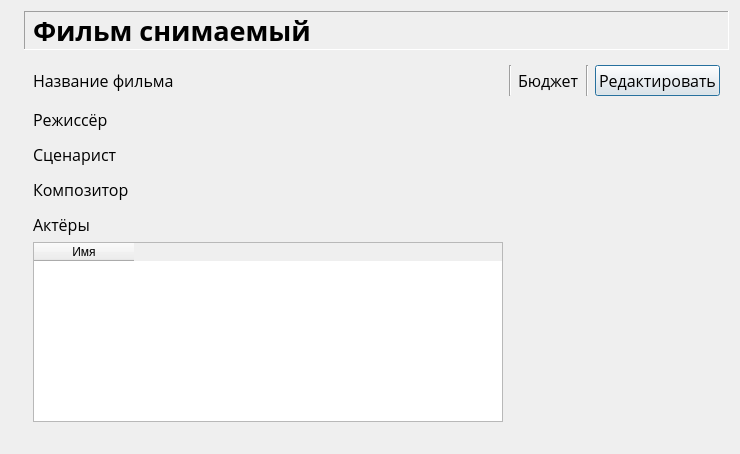
Old version of the form GUI/profileFilmInProgress.ui in the repository KindSpidey/Movie-Library.
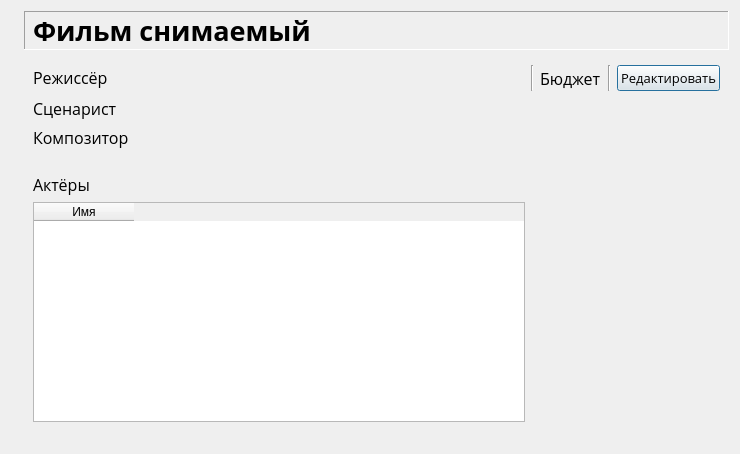
New version of the form. Icons and pictures are not drawn.

```diff
--- a/GUI/profileFilmInProgress.ui
+++ b/GUI/profileFilmInProgress.ui
@@ -77,45 +77,6 @@
        </widget>
       </item>
       <item row="8" column="1">
-       <widget class="Line" name="line_4">
-        <property name="orientation">
-         <enum>Qt::Vertical</enum>
-        </property>
-       </widget>
-      </item>
-      <item row="3" column="0">
-       <widget class="QLabel" name="label_4">
-        <property name="sizePolicy">
-         <sizepolicy hsizetype="Fixed" vsizetype="Fixed">
-          <horstretch>0</horstretch>
-          <verstretch>0</verstretch>
-         </sizepolicy>
-        </property>
-        <property name="font">
-         <font>
-          <family>Open Sans</family>
-          <pointsize>12</pointsize>
-         </font>
-        </property>
-        <property name="text">
-         <string>Режиссёр</string>
-        </property>
-       </widget>
-      </item>
-      <item row="5" column="0">
-       <widget class="QLabel" name="label_5">
-        <property name="font">
-         <font>
-          <family>Open Sans</family>
-          <pointsize>12</pointsize>
-         </font>
-        </property>
-        <property name="text">
-         <string>Сценарист</string>
-        </property>
-       </widget>
-      </item>
-      <item row="6" column="1">
        <widget class="Line" name="line_3">
         <property name="orientation">
          <enum>Qt::Vertical</enum>
@@ -133,7 +94,7 @@
         <property name="font">
          <font>
           <family>Open Sans</family>
-          <pointsize>12</pointsize>
+          <pointsize>10</pointsize>
          </font>
         </property>
         <property name="text">
@@ -147,42 +108,8 @@
         </property>
        </widget>
       </item>
-      <item row="2" column="1">
-       <widget class="Line" name="line">
-        <property name="orientation">
-         <enum>Qt::Vertical</enum>
-        </property>
-       </widget>
-      </item>
-      <item row="9" column="0">
-       <widget class="QLabel" name="label_7">
-        <property name="font">
-         <font>
-          <family>Open Sans</family>
-          <pointsize>12</pointsize>
-         </font>
-        </property>
-        <property name="text">
-         <string>Актёры</string>
-        </property>
-       </widget>
-      </item>
-      <item row="0" column="1">
-       <widget class="Line" name="line_9">
-        <property name="orientation">
-         <enum>Qt::Vertical</enum>
-        </property>
-       </widget>
-      </item>
-      <item row="4" column="1">
-       <widget class="Line" name="line_2">
-        <property name="orientation">
-         <enum>Qt::Vertical</enum>
-        </property>
-       </widget>
-      </item>
-      <item row="10" column="0">
-       <widget class="QTableWidget" name="tableWidget">
+      <item row="12" column="0">
+       <widget class="QTableWidget" name="actorTab">
         <column>
          <property name="text">
           <string>Имя</string>
@@ -190,48 +117,6 @@
         </column>
        </widget>
       </item>
-      <item row="0" column="0">
-       <widget class="QLabel" name="label_2">
-        <property name="sizePolicy">
-         <sizepolicy hsizetype="Fixed" vsizetype="Fixed">
-          <horstretch>0</horstretch>
-          <verstretch>0</verstretch>
-         </sizepolicy>
-        </property>
-        <property name="font">
-         <font>
-          <family>Open Sans</family>
-          <pointsize>12</pointsize>
-          <weight>50</weight>
-          <bold>false</bold>
-         </font>
-        </property>
-        <property name="autoFillBackground">
-         <bool>false</bool>
-        </property>
-        <property name="inputMethodHints">
-         <set>Qt::ImhNone</set>
-        </property>
-        <property name="frameShape">
-         <enum>QFrame::NoFrame</enum>
-        </property>
-        <property name="frameShadow">
-         <enum>QFrame::Sunken</enum>
-        </property>
-        <property name="text">
-         <string>Название фильма</string>
-        </property>
-        <property name="textFormat">
-         <enum>Qt::PlainText</enum>
-        </property>
-        <property name="scaledContents">
-         <bool>false</bool>
-        </property>
-        <property name="wordWrap">
-         <bool>false</bool>
-        </property>
-       </widget>
-      </item>
       <item row="0" column="2">
        <widget class="QLabel" name="label_8">
         <property name="font">
@@ -245,8 +130,29 @@
         </property>
        </widget>
       </item>
-      <item row="7" column="0">
-       <widget class="QLabel" name="label_6">
+      <item row="0" column="3">
+       <widget class="Line" name="line_5">
+        <property name="orientation">
+         <enum>Qt::Vertical</enum>
+        </property>
+       </widget>
+      </item>
+      <item row="0" column="1">
+       <widget class="Line" name="line_9">
+        <property name="orientation">
+         <enum>Qt::Vertical</enum>
+        </property>
+       </widget>
+      </item>
+      <item row="10" column="1">
+       <widget class="Line" name="line_4">
+        <property name="orientation">
+         <enum>Qt::Vertical</enum>
+        </property>
+       </widget>
+      </item>
+      <item row="3" column="0">
+       <widget class="QLabel" name="composer">
         <property name="font">
          <font>
           <family>Open Sans</family>
@@ -258,6 +164,58 @@
         </property>
        </widget>
       </item>
+      <item row="6" column="1">
+       <widget class="Line" name="line_2">
+        <property name="orientation">
+         <enum>Qt::Vertical</enum>
+        </property>
+       </widget>
+      </item>
+      <item row="0" column="0">
+       <widget class="QLabel" name="director">
+        <property name="sizePolicy">
+         <sizepolicy hsizetype="Fixed" vsizetype="Fixed">
+          <horstretch>0</horstretch>
+          <verstretch>0</verstretch>
+         </sizepolicy>
+        </property>
+        <property name="font">
+         <font>
+          <family>Open Sans</family>
+          <pointsize>12</pointsize>
+         </font>
+        </property>
+        <property name="text">
+         <string>Режиссёр</string>
+        </property>
+       </widget>
+      </item>
+      <item row="1" column="0">
+       <widget class="QLabel" name="screenwriter">
+        <property name="font">
+         <font>
+          <family>Open Sans</family>
+          <pointsize>12</pointsize>
+         </font>
+        </property>
+        <property name="text">
+         <string>Сценарист</string>
+        </property>
+       </widget>
+      </item>
+      <item row="11" column="0">
+       <widget class="QLabel" name="label_7">
+        <property name="font">
+         <font>
+          <family>Open Sans</family>
+          <pointsize>12</pointsize>
+         </font>
+        </property>
+        <property name="text">
+         <string>Актёры</string>
+        </property>
+       </widget>
+      </item>
      </layout>
     </widget>
    </item>
```
Left out of the diff: 13 changed lines with no effect on the pictures.
